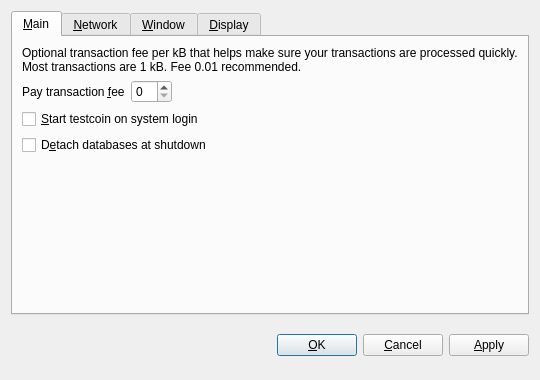
Old version of the form src/qt/forms/optionsdialog.ui in the repository yodacoin/test.
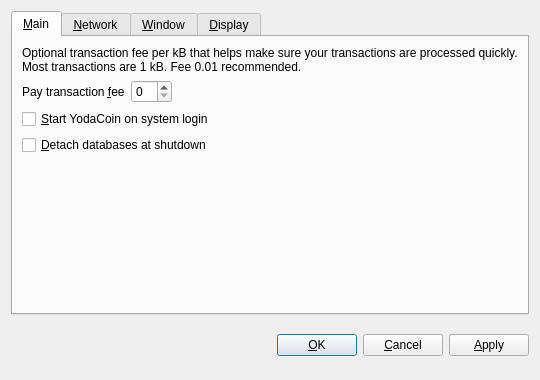
New version of the form. The open tabs and pages were chosen to show the change. Custom widgets are drawn as their Qt base class.

Diff of the .ui file:
```diff
--- a/src/qt/forms/optionsdialog.ui
+++ b/src/qt/forms/optionsdialog.ui
@@ -82,7 +82,7 @@
           <string>Automatically start testcoin after logging in to the system.</string>
          </property>
          <property name="text">
-          <string>&amp;Start testcoin on system login</string>
+          <string>&amp;Start YodaCoin on system login</string>
          </property>
         </widget>
        </item>
@@ -92,7 +92,7 @@
           <string>Detach block and address databases at shutdown. This means they can be moved to another data directory, but it slows down shutdown. The wallet is always detached.</string>
          </property>
          <property name="text">
-          <string>D&amp;etach databases at shutdown</string>
+          <string>&amp;Detach databases at shutdown</string>
          </property>
         </widget>
        </item>
```
Left out of the diff: 32 changed lines with no effect on the pictures.
